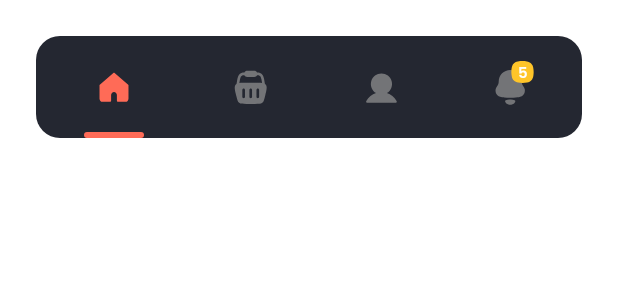
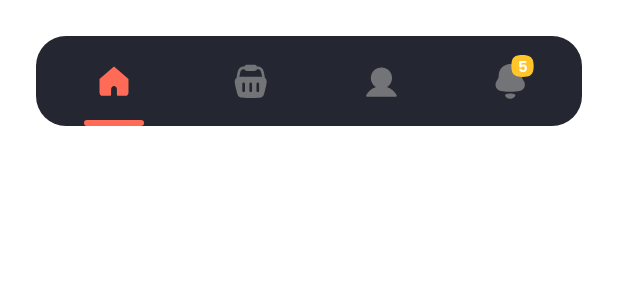
Before and after one commit to tonycode/composed, an Android app built with Jetpack Compose: the @Preview function PreviewBottomNav, on a phone screen of 412 x 824 dp. Shown: the top 300 px of the screen. Run offline under Robolectric (Android 15) with nearby library versions, the phone set to English and light mode, and no system bars.

Commit message:
redesign(comida): Improve UI (paddings, onPressed states)

```diff
--- a/demos/comida-app/src/main/kotlin/dev/tonycode/composed/comida/ui/ComidaAppActivity.kt
+++ b/demos/comida-app/src/main/kotlin/dev/tonycode/composed/comida/ui/ComidaAppActivity.kt
@@ -42,7 +42,7 @@ class ComidaAppActivity : ComponentActivity() {
 }
 
 
-val screenHorizontalPadding = 24.dp
+val screenHorizontalPadding = 22.dp
 
 @Composable
 private fun ComidaApp() {
@@ -57,7 +57,7 @@ private fun ComidaApp() {
                 BottomNav(
                     modifier = Modifier
                         .fillMaxWidth()
-                        .padding(horizontal = screenHorizontalPadding, vertical = 24.dp)
+                        .padding(start = 18.dp, end = 18.dp, bottom = 18.dp)
                         .align(Alignment.BottomCenter),
                 )
             }
--- a/demos/comida-app/src/main/kotlin/dev/tonycode/composed/comida/ui/components/BottomNav.kt
+++ b/demos/comida-app/src/main/kotlin/dev/tonycode/composed/comida/ui/components/BottomNav.kt
@@ -10,6 +10,7 @@ import androidx.compose.foundation.layout.fillMaxWidth
 import androidx.compose.foundation.layout.padding
 import androidx.compose.foundation.layout.requiredSize
 import androidx.compose.foundation.layout.size
+import androidx.compose.foundation.shape.RoundedCornerShape
 import androidx.compose.material3.MaterialTheme
 import androidx.compose.material3.Surface
 import androidx.compose.runtime.Composable
@@ -37,7 +38,7 @@ fun BottomNav(
     var selectedRoute by remember { mutableStateOf(navItems.first().route) }
 
     Surface(
-        shape = MaterialTheme.shapes.medium,
+        shape = RoundedCornerShape(20.dp),
         color = MaterialTheme.colorScheme.surface,
         modifier = modifier,
     ) {
@@ -78,9 +79,7 @@ private fun BottomNavItem(
             iconDescription = screen.iconDescription,
             badgeCounter = badgeCounter,
             isSelected = isSelected,
-            modifier = Modifier
-                .align(Alignment.Center)
-                .padding(vertical = 16.dp),
+            modifier = Modifier.align(Alignment.Center),
         )
 
         if (isSelected) {
@@ -101,7 +100,7 @@ private fun IconWithBadge(
     val badgeHorizontalPadding = 2.dp
     val badgeVerticalPadding = 4.dp
 
-    Box(modifier = modifier) {
+    Box(modifier = modifier.padding(vertical = 16.dp - badgeVerticalPadding)) {
         Image(
             painterResource(id = iconRes),
             contentDescription = iconDescription,
--- a/demos/comida-app/src/main/kotlin/dev/tonycode/composed/comida/ui/components/Section.kt
+++ b/demos/comida-app/src/main/kotlin/dev/tonycode/composed/comida/ui/components/Section.kt
@@ -29,7 +29,7 @@ fun Section(
     Row(
         modifier = modifier.fillMaxWidth(),
         horizontalArrangement = Arrangement.SpaceBetween,
-        verticalAlignment = Alignment.Top,
+        verticalAlignment = Alignment.CenterVertically,
     ) {
         Text(
             text = title,
@@ -45,7 +45,7 @@ fun Section(
                 .clickable {
                     onViewAllClicked.invoke()
                 }
-                .padding(horizontal = 4.dp, vertical = 2.dp),
+                .padding(horizontal = 8.dp, vertical = 6.dp),
         )
     }
 
--- a/demos/comida-app/src/main/kotlin/dev/tonycode/composed/comida/ui/screens/main/ComidaTopAppbar.kt
+++ b/demos/comida-app/src/main/kotlin/dev/tonycode/composed/comida/ui/screens/main/ComidaTopAppbar.kt
@@ -36,7 +36,7 @@ fun ComidaTopAppbar(
         verticalAlignment = Alignment.CenterVertically,
     ) {
         Surface(
-            shape = MaterialTheme.shapes.medium,
+            shape = MaterialTheme.shapes.small,
             color = MaterialTheme.colorScheme.background,
             modifier = Modifier
                 .size(40.dp)
@@ -68,7 +68,7 @@ fun ComidaTopAppbar(
         )
 
         Surface(
-            shape = MaterialTheme.shapes.medium,
+            shape = MaterialTheme.shapes.small,
             color = ComidaPalette.MistyBlue.copy(alpha = 0.15f),
             modifier = Modifier.size(40.dp),
         ) {
--- a/demos/comida-app/src/main/kotlin/dev/tonycode/composed/comida/ui/screens/main/DeliveryInfo.kt
+++ b/demos/comida-app/src/main/kotlin/dev/tonycode/composed/comida/ui/screens/main/DeliveryInfo.kt
@@ -32,7 +32,7 @@ fun DeliveryInfo(
             modifier = Modifier
                 .clip(MaterialTheme.shapes.small)
                 .clickable { onSelectorClicked.invoke() }
-                .padding(horizontal = 4.dp),
+                .padding(horizontal = 6.dp, vertical = 2.dp),
         ) {
             Text(
                 stringResource(R.string.comida_deliver_to),
--- a/demos/comida-app/src/main/kotlin/dev/tonycode/composed/comida/ui/screens/main/OfferCard.kt
+++ b/demos/comida-app/src/main/kotlin/dev/tonycode/composed/comida/ui/screens/main/OfferCard.kt
@@ -1,5 +1,6 @@
 package dev.tonycode.composed.comida.ui.screens.main
 
+import androidx.compose.foundation.clickable
 import androidx.compose.foundation.layout.Box
 import androidx.compose.foundation.layout.fillMaxSize
 import androidx.compose.foundation.layout.fillMaxWidth
@@ -27,7 +28,9 @@ fun OfferCard(
         modifier = Modifier.size(width = 256.dp, height = 110.dp),
     ) {
         Box(
-            modifier = Modifier.fillMaxSize(),
+            modifier = Modifier
+                .fillMaxSize()
+                .clickable { },
             contentAlignment = Alignment.Center,
         ) {
             Text(
--- a/demos/comida-app/src/main/kotlin/dev/tonycode/composed/comida/ui/screens/main/RestaurantCard.kt
+++ b/demos/comida-app/src/main/kotlin/dev/tonycode/composed/comida/ui/screens/main/RestaurantCard.kt
@@ -1,6 +1,7 @@
 package dev.tonycode.composed.comida.ui.screens.main
 
 import androidx.compose.foundation.Image
+import androidx.compose.foundation.clickable
 import androidx.compose.foundation.layout.Arrangement
 import androidx.compose.foundation.layout.Column
 import androidx.compose.foundation.layout.Row
@@ -52,7 +53,9 @@ fun RestaurantCard(
     ) {
         Column(
             verticalArrangement = Arrangement.SpaceBetween,
-            modifier = Modifier.padding(bottom = 12.dp)
+            modifier = Modifier
+                .clickable { }
+                .padding(bottom = 12.dp),
         ) {
             AsyncImage(
                 model = ImageRequest.Builder(LocalContext.current)
--- a/demos/comida-app/src/main/kotlin/dev/tonycode/composed/comida/ui/theme/Type.kt
+++ b/demos/comida-app/src/main/kotlin/dev/tonycode/composed/comida/ui/theme/Type.kt
@@ -33,6 +33,7 @@ val comidaTypography = Typography(
         fontFamily = poppinsFamily,
         fontWeight = FontWeight.Medium,
         fontSize = 14.sp,
+        platformStyle = PlatformTextStyle(includeFontPadding = false),
     ),
 
     bodyLarge = TextStyle(
@@ -58,6 +59,7 @@ val comidaTypography = Typography(
         fontFamily = poppinsFamily,
         fontWeight = FontWeight.Medium,
         fontSize = 12.sp,
+        platformStyle = PlatformTextStyle(includeFontPadding = false),
     )
 
 )
```
Also changed, not shown: demos/comida-app/src/main/kotlin/dev/tonycode/composed/comida/ui/screens/main/MainScreen.kt (+3 -5 lines).
